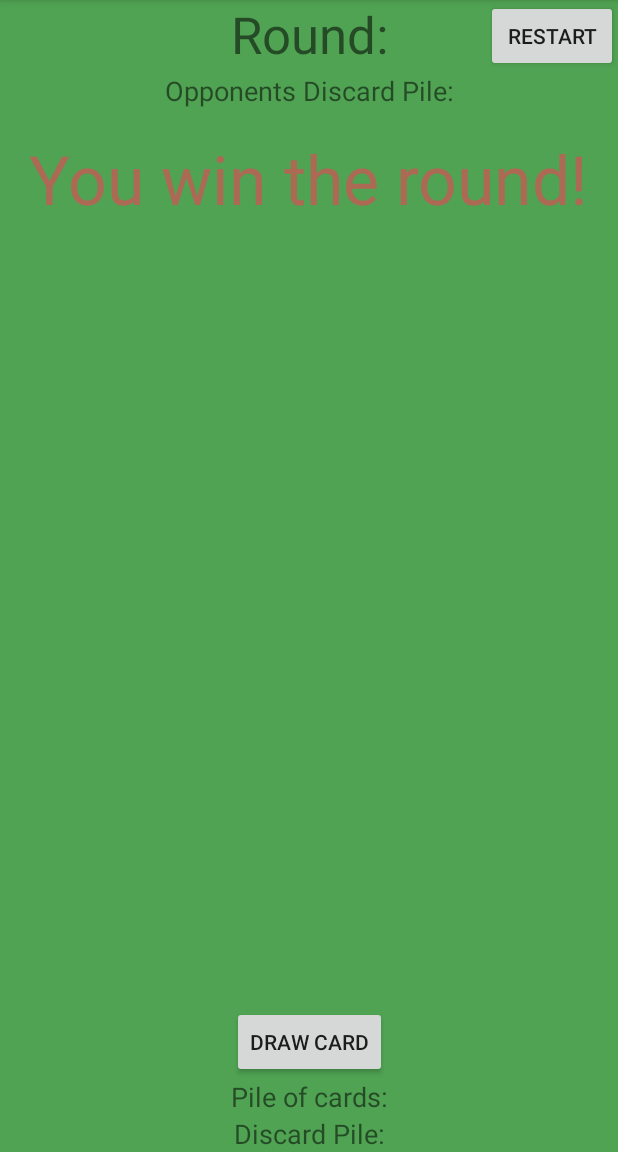
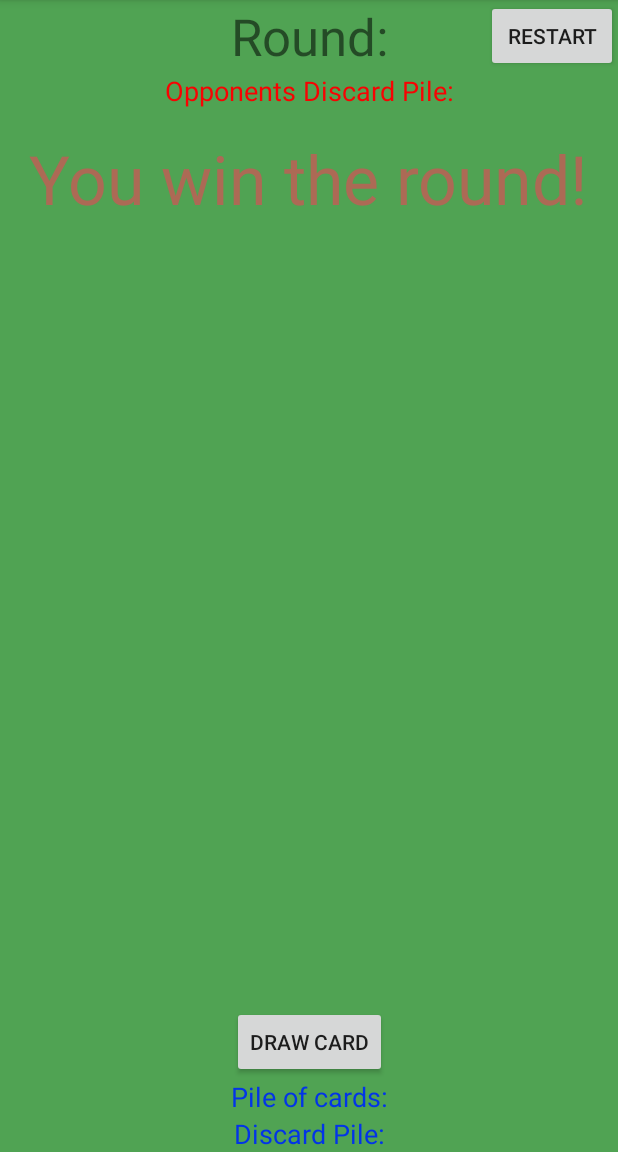
Before and after one commit to LordCid/CardGame, an Android app: the screen it shows after launch (MainActivity), on a phone screen of 412 x 824 dp, the part 84-1236 px from its top. Run offline under Robolectric (Android 15) with nearby library versions, the phone set to English and light mode, and no system bars; our stand-ins replace Dagger/Hilt's generated code; 4 statements that could not run were skipped.

Commit message:
layout fixes

```diff
--- a/app/src/main/res/layout/activity_main.xml
+++ b/app/src/main/res/layout/activity_main.xml
@@ -19,12 +19,13 @@
             android:id="@+id/round_lbl_tv"
             android:layout_width="wrap_content"
             android:layout_height="wrap_content"
+            android:text="@string/round"
             android:textSize="@dimen/text_size_xlarge"
+            app:layout_constraintBottom_toBottomOf="parent"
+            app:layout_constraintEnd_toStartOf="@id/round_val_tv"
             app:layout_constraintHorizontal_chainStyle="packed"
-            app:layout_constraintEnd_toStartOf="@id/round_val_tv"
             app:layout_constraintStart_toStartOf="parent"
-            app:layout_constraintTop_toTopOf="parent"
-            android:text="@string/round" />
+            app:layout_constraintTop_toTopOf="parent" />
 
         <TextView
             android:id="@+id/round_val_tv"
@@ -51,23 +52,26 @@
         android:layout_height="wrap_content"
         app:layout_constraintTop_toBottomOf="@id/round_area"
         app:layout_constraintBottom_toTopOf="@id/winner_tv">
+
         <TextView
             android:id="@+id/dis_op_lbl_tv"
             android:layout_width="wrap_content"
             android:layout_height="wrap_content"
+            android:text="@string/opponents_discard_pile"
+            android:textColor="@color/red"
             android:textSize="@dimen/text_size_large"
+            app:layout_constraintBottom_toBottomOf="parent"
+            app:layout_constraintEnd_toStartOf="@id/dis_op_val_tv"
             app:layout_constraintHorizontal_chainStyle="packed"
             app:layout_constraintStart_toStartOf="parent"
-            app:layout_constraintEnd_toStartOf="@id/dis_op_val_tv"
-            app:layout_constraintTop_toTopOf="parent"
-            app:layout_constraintBottom_toBottomOf="parent"
-            android:text="@string/opponents_discard_pile" />
+            app:layout_constraintTop_toTopOf="parent" />
 
         <TextView
             android:id="@+id/dis_op_val_tv"
             android:layout_width="wrap_content"
             android:layout_height="wrap_content"
             android:textSize="@dimen/text_size_large"
+            android:textColor="@color/red"
             app:layout_constraintStart_toEndOf="@id/dis_op_lbl_tv"
             app:layout_constraintEnd_toEndOf="parent"
             app:layout_constraintTop_toTopOf="parent"
@@ -103,6 +107,7 @@
             android:layout_width="wrap_content"
             android:layout_height="wrap_content"
             android:textSize="@dimen/text_size_xlarge"
+            android:textColor="@color/red"
             app:layout_constraintVertical_chainStyle="packed"
             app:layout_constraintTop_toTopOf="parent"
             app:layout_constraintBottom_toTopOf="@id/users_card_tv"
@@ -115,6 +120,7 @@
             android:layout_width="wrap_content"
             android:layout_height="wrap_content"
             android:textSize="@dimen/text_size_xlarge"
+            android:textColor="@color/blue"
             app:layout_constraintTop_toBottomOf="@id/opponents_card_tv"
             app:layout_constraintBottom_toBottomOf="parent"
             app:layout_constraintStart_toStartOf="parent"
@@ -147,6 +153,7 @@
             android:layout_height="wrap_content"
             android:textSize="@dimen/text_size_large"
             android:text="@string/pile_of_cards"
+            android:textColor="@color/blue"
             app:layout_constraintHorizontal_chainStyle="packed"
             app:layout_constraintStart_toStartOf="parent"
             app:layout_constraintEnd_toStartOf="@id/pile_val_tv"
@@ -157,11 +164,12 @@
             android:id="@+id/pile_val_tv"
             android:layout_width="wrap_content"
             android:layout_height="wrap_content"
+            android:textColor="@color/blue"
             android:textSize="@dimen/text_size_large"
+            app:layout_constraintBottom_toTopOf="@id/discard_val_tv"
             app:layout_constraintEnd_toEndOf="parent"
             app:layout_constraintStart_toEndOf="@id/pile_lbl_tv"
             app:layout_constraintTop_toTopOf="parent"
-            app:layout_constraintBottom_toTopOf="@id/discard_val_tv"
             tools:text="25" />
 
         <TextView
@@ -170,6 +178,7 @@
             android:layout_height="wrap_content"
             android:textSize="@dimen/text_size_large"
             android:text="@string/discard_pile"
+            android:textColor="@color/blue"
             app:layout_constraintHorizontal_chainStyle="packed"
             app:layout_constraintEnd_toStartOf="@id/discard_val_tv"
             app:layout_constraintStart_toStartOf="parent"
@@ -181,6 +190,7 @@
             android:layout_width="wrap_content"
             android:layout_height="wrap_content"
             android:textSize="@dimen/text_size_large"
+            android:textColor="@color/blue"
             app:layout_constraintStart_toEndOf="@id/discard_lbl_tv"
             app:layout_constraintEnd_toEndOf="parent"
             app:layout_constraintTop_toBottomOf="@id/pile_val_tv"
--- a/app/src/main/res/values/colors.xml
+++ b/app/src/main/res/values/colors.xml
@@ -7,4 +7,6 @@
     <color name="trasparentGrey">#88FFFFFF</color>
     <color name="green">#50A353</color>
     <color name="brown">#AC6A55</color>
+    <color name="red">#F80303</color>
+    <color name="blue">#0234E8</color>
 </resources>
```
